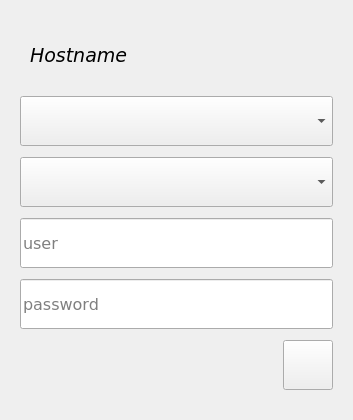
This is loginform.ui in surlykke/qt-lightdm-greeter as Qt 5 draws it before an edit. The edited form follows.
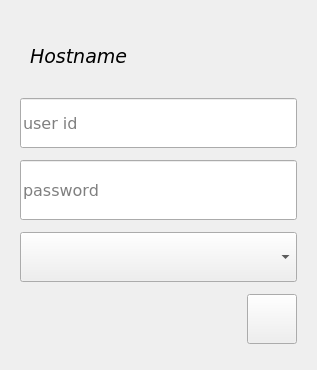
This is the edited form. Icons and pictures are not drawn.

Commit message: Combine users-dropdown and otherUserInput to one qlineedit

Diff of the .ui file:
```diff
--- a/loginform.ui
+++ b/loginform.ui
@@ -6,8 +6,8 @@
    <rect>
     <x>0</x>
     <y>0</y>
-    <width>353</width>
-    <height>420</height>
+    <width>317</width>
+    <height>370</height>
    </rect>
   </property>
   <property name="font">
@@ -95,7 +95,7 @@
        </widget>
       </item>
       <item row="1" column="0" colspan="2">
-       <widget class="QComboBox" name="sessionCombo">
+       <widget class="QLineEdit" name="userInput">
         <property name="minimumSize">
          <size>
           <width>200</width>
@@ -115,69 +115,26 @@
           <bold>false</bold>
          </font>
         </property>
+        <property name="echoMode">
+         <enum>QLineEdit::Normal</enum>
+        </property>
+        <property name="placeholderText">
+         <string>user id</string>
+        </property>
        </widget>
       </item>
       <item row="2" column="0" colspan="2">
-       <widget class="QComboBox" name="userCombo">
-        <property name="minimumSize">
-         <size>
-          <width>200</width>
-          <height>50</height>
-         </size>
-        </property>
-        <property name="maximumSize">
-         <size>
-          <width>10000</width>
-          <height>50</height>
-         </size>
-        </property>
-        <property name="font">
-         <font>
-          <family>Bitstream Vera Sans</family>
-          <weight>50</weight>
-          <bold>false</bold>
-         </font>
-        </property>
-       </widget>
-      </item>
-      <item row="3" column="0" colspan="2">
-       <widget class="QLineEdit" name="otherUserInput">
-        <property name="minimumSize">
-         <size>
-          <width>200</width>
-          <height>50</height>
-         </size>
-        </property>
-        <property name="maximumSize">
-         <size>
-          <width>10000</width>
-          <height>50</height>
-         </size>
-        </property>
-        <property name="font">
-         <font>
-          <family>Bitstream Vera Sans</family>
-          <weight>50</weight>
-          <bold>false</bold>
-         </font>
-        </property>
-        <property name="placeholderText">
-         <string>user</string>
-        </property>
-       </widget>
-      </item>
-      <item row="4" column="0" colspan="2">
        <widget class="QLineEdit" name="passwordInput">
         <property name="minimumSize">
          <size>
-          <width>200</width>
-          <height>50</height>
+          <width>0</width>
+          <height>60</height>
          </size>
         </property>
         <property name="maximumSize">
          <size>
           <width>10000</width>
-          <height>50</height>
+          <height>60</height>
          </size>
         </property>
         <property name="font">
@@ -187,15 +144,50 @@
           <bold>false</bold>
          </font>
         </property>
+        <property name="text">
+         <string/>
+        </property>
         <property name="echoMode">
          <enum>QLineEdit::Password</enum>
         </property>
+        <property name="alignment">
+         <set>Qt::AlignLeading|Qt::AlignLeft|Qt::AlignVCenter</set>
+        </property>
         <property name="placeholderText">
          <string>password</string>
         </property>
+        <property name="margin" stdset="0">
+         <number>0</number>
+        </property>
+        <property name="indent" stdset="0">
+         <number>10</number>
+        </property>
        </widget>
       </item>
-      <item row="5" column="1">
+      <item row="3" column="0" colspan="2">
+       <widget class="QComboBox" name="sessionCombo">
+        <property name="minimumSize">
+         <size>
+          <width>200</width>
+          <height>50</height>
+         </size>
+        </property>
+        <property name="maximumSize">
+         <size>
+          <width>10000</width>
+          <height>50</height>
+         </size>
+        </property>
+        <property name="font">
+         <font>
+          <family>Bitstream Vera Sans</family>
+          <weight>50</weight>
+          <bold>false</bold>
+         </font>
+        </property>
+       </widget>
+      </item>
+      <item row="4" column="1">
        <widget class="QPushButton" name="leaveButton">
         <property name="minimumSize">
          <size>
```
Left out of the diff: 2 changed lines with no effect on the pictures. The commit also changes 4 other files.
